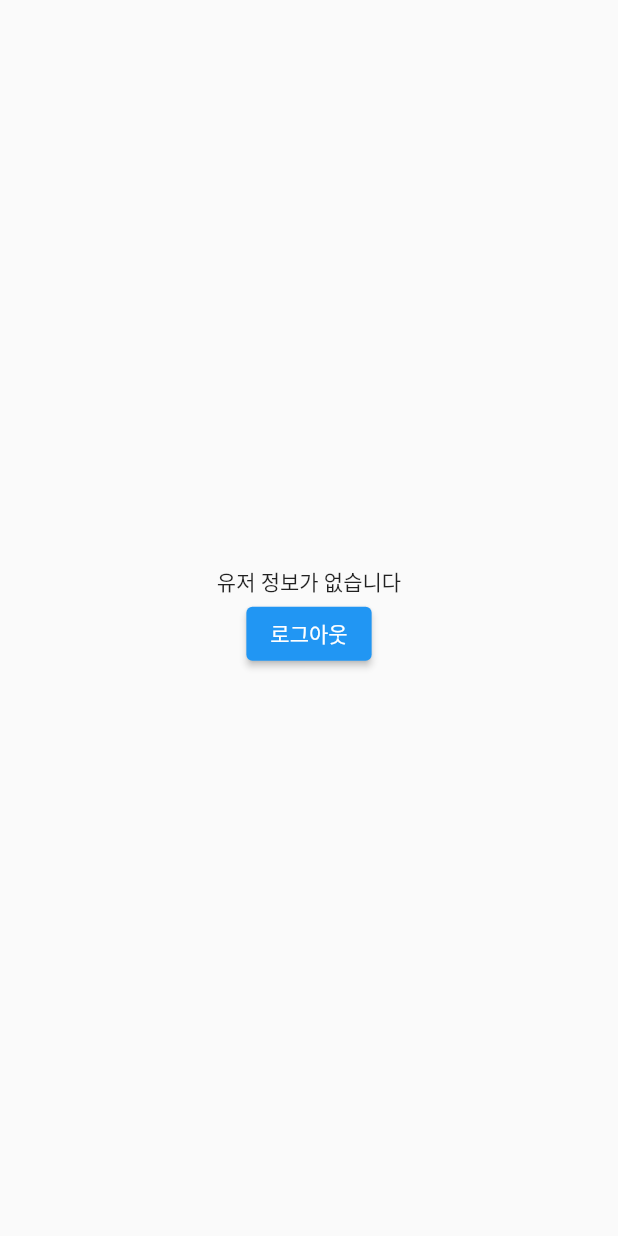
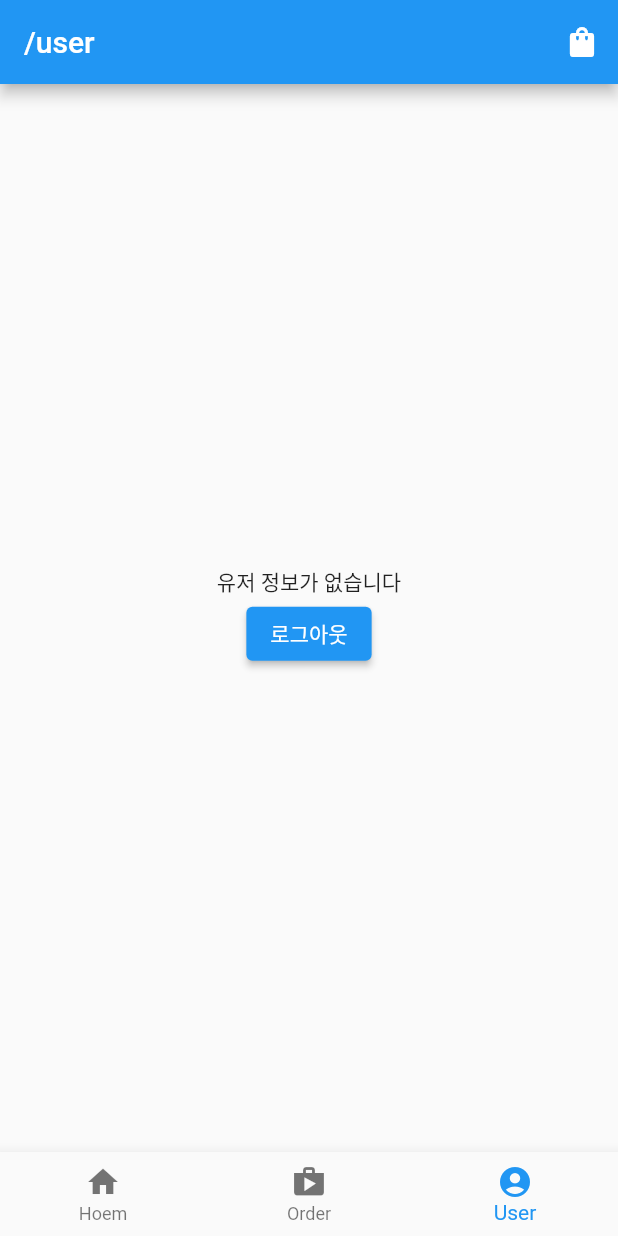
Before and after one commit to BGM-109/knotted-donut, a Flutter app: the UserView screen opened by its route, on a phone screen of 412 x 824 dp. Run offline on Flutter 3.47's test engine with Material 2 defaults, Android fonts, the phone set to English and light mode, and no system bars; our stand-ins replace go_router, hive_flutter, hooks_riverpod, riverpod_annotation; accounts and stored records are empty; generated files the repository leaves out were written again.

Commit message:
feat: 고 라우터 적용

```diff
--- a/lib/app/app.dart
+++ b/lib/app/app.dart
@@ -20,6 +20,7 @@ class App extends ConsumerWidget {
       supportedLocales: AppLocalizations.supportedLocales,
       theme: appTheme.lightTheme,
       darkTheme: appTheme.darkTheme,
+      onGenerateTitle: (_) => "Knotted Donut",
       routeInformationParser: router.routeInformationParser,
       routeInformationProvider: router.routeInformationProvider,
       routerDelegate: router.routerDelegate,
--- /dev/null
+++ b/lib/app/core/router/default_layout.dart
@@ -0,0 +1,83 @@
+import 'package:flutter/material.dart';
+import 'package:go_router/go_router.dart';
+import 'package:knotted_donut_tdd/app/features/cart/view/cart_view.dart';
+import 'package:knotted_donut_tdd/app/features/main/view/main_view.dart';
+import 'package:knotted_donut_tdd/app/features/order/view/order_view.dart';
+import 'package:knotted_donut_tdd/app/features/user/view/user_view.dart';
+
+class DefaultLayout extends StatelessWidget {
+  const DefaultLayout(
+      {super.key, required this.child, this.bottonNavigationWidget});
+  final Widget child;
+  final Widget? bottonNavigationWidget;
+  @override
+  Widget build(BuildContext context) {
+    final String location = GoRouter.of(context).location;
+    const List<String> constList = ["/", "/order", "/user"];
+    int getCurrentIndex(String route) {
+      if (route.startsWith('/order')) return 1;
+      if (route.startsWith('/user')) return 2;
+      return 0;
+    }
+
+    void onTap(int i) {
+      switch (i) {
+        case 0:
+          context.goNamed(MainView.routeName);
+          break;
+        case 1:
+          context.goNamed(OrderView.routeName);
+          break;
+        case 2:
+          context.goNamed(UserView.routeName);
+          break;
+      }
+    }
+
+    Widget? buildBottomNav(String route) {
+      if (constList.contains(route)) {
+        return BottomNavigationBar(
+          onTap: onTap,
+          currentIndex: getCurrentIndex(location),
+          items: const [
+            BottomNavigationBarItem(
+                icon: Icon(
+                  Icons.home,
+                ),
+                label: "Hoem"),
+            BottomNavigationBarItem(
+                icon: Icon(
+                  Icons.shop,
+                ),
+                label: "Order"),
+            BottomNavigationBarItem(
+                icon: Icon(
+                  Icons.account_circle,
+                ),
+                label: "User")
+          ],
+        );
+      }
+      return null;
+    }
+
+    Widget buildCartIcon(String route) {
+      if (constList.contains(route)) {
+        return IconButton(
+            onPressed: () {
+              context.pushNamed(CartView.routeName);
+            },
+            icon: const Icon(Icons.shopping_bag));
+      }
+      return Container();
+    }
+
+    return Scaffold(
+        appBar: AppBar(
+          title: Text(location),
+          actions: [buildCartIcon(location)],
+        ),
+        body: child,
+        bottomNavigationBar: buildBottomNav(location));
+  }
+}
--- a/lib/app/features/main/view/main_view.dart
+++ b/lib/app/features/main/view/main_view.dart
@@ -1,8 +1,9 @@
 import 'package:flutter/material.dart';
-import 'package:flutter_application_1/app/features/user/providers/user_controller.dart';
-import 'package:flutter_application_1/app/features/user/view/user_view.dart';
+
 import 'package:go_router/go_router.dart';
 import 'package:hooks_riverpod/hooks_riverpod.dart';
+import 'package:knotted_donut_tdd/app/features/user/providers/user_controller.dart';
+import 'package:knotted_donut_tdd/app/features/user/view/user_view.dart';
 
 class MainView extends ConsumerWidget {
   const MainView({super.key});
--- /dev/null
+++ b/lib/app/features/order/view/order_view.dart
@@ -0,0 +1,13 @@
+import 'package:flutter/material.dart';
+
+class OrderView extends StatelessWidget {
+  const OrderView({super.key});
+  static const String routeName = "order";
+
+  @override
+  Widget build(BuildContext context) {
+    return const Center(
+      child: Text("Order View"),
+    );
+  }
+}
--- a/lib/app/features/user/providers/user_controller.dart
+++ b/lib/app/features/user/providers/user_controller.dart
@@ -1,5 +1,5 @@
 import 'package:flutter/material.dart';
-import 'package:flutter_application_1/app/features/user/providers/user_providers.dart';
+import 'package:knotted_donut_tdd/app/features/user/providers/user_providers.dart';
 import 'package:riverpod_annotation/riverpod_annotation.dart';
 
 part 'user_controller.g.dart';
--- a/lib/app/features/user/providers/user_providers.dart
+++ b/lib/app/features/user/providers/user_providers.dart
@@ -1,7 +1,7 @@
-import 'package:flutter_application_1/app/features/user/model/user_model.dart';
-import 'package:flutter_application_1/app/features/user/repository/user_repository.dart';
-import 'package:flutter_application_1/app/features/user/repository/user_repository_fake.dart';
 import 'package:hooks_riverpod/hooks_riverpod.dart';
+import 'package:knotted_donut_tdd/app/features/user/model/user_model.dart';
+import 'package:knotted_donut_tdd/app/features/user/repository/user_repository.dart';
+import 'package:knotted_donut_tdd/app/features/user/repository/user_repository_fake.dart';
 import 'package:riverpod_annotation/riverpod_annotation.dart';
 
 part 'user_providers.g.dart';
--- a/lib/app/features/user/repository/user_repository.dart
+++ b/lib/app/features/user/repository/user_repository.dart
@@ -1,4 +1,4 @@
-import 'package:flutter_application_1/app/features/user/model/user_model.dart';
+import 'package:knotted_donut_tdd/app/features/user/model/user_model.dart';
 
 abstract class UserRepository {
   Future<UserModel> getUser();
--- a/lib/app/features/user/repository/user_repository_fake.dart
+++ b/lib/app/features/user/repository/user_repository_fake.dart
@@ -1,4 +1,4 @@
-import 'package:flutter_application_1/app/features/user/model/user_model.dart';
+import 'package:knotted_donut_tdd/app/features/user/model/user_model.dart';
 
 import 'user_repository.dart';
 
--- a/lib/app/features/user/view/user_view.dart
+++ b/lib/app/features/user/view/user_view.dart
@@ -1,8 +1,9 @@
 import 'package:flutter/material.dart';
-import 'package:flutter_application_1/app/features/user/providers/user_controller.dart';
-import 'package:flutter_application_1/app/features/user/providers/user_providers.dart';
 import 'package:go_router/go_router.dart';
 import 'package:hooks_riverpod/hooks_riverpod.dart';
+import 'package:knotted_donut_tdd/app/features/main/view/main_view.dart';
+import 'package:knotted_donut_tdd/app/features/user/providers/user_controller.dart';
+import 'package:knotted_donut_tdd/app/features/user/providers/user_providers.dart';
 
 class UserView extends ConsumerWidget {
   const UserView({Key? key}) : super(key: key);
@@ -18,8 +19,7 @@ class UserView extends ConsumerWidget {
       return "${user.name}님 환영합니다.";
     }
 
-    return Scaffold(
-      body: Center(
+    return Center(
       child: Column(
         mainAxisAlignment: MainAxisAlignment.center,
         children: [
@@ -28,7 +28,7 @@ class UserView extends ConsumerWidget {
             onPressed: () {
               ref.read(userControllerProvider.notifier).signOut(
                 onSuccess: () {
-                    context.pop();
+                  context.goNamed(MainView.routeName);
                 },
               );
             },
@@ -40,7 +40,6 @@ class UserView extends ConsumerWidget {
           ),
         ],
       ),
-      ),
     );
   }
 }
--- a/lib/main.dart
+++ b/lib/main.dart
@@ -4,8 +4,12 @@ import 'package:hooks_riverpod/hooks_riverpod.dart';
 import 'app/app.dart';
 import 'app/core/local_storage/app_storage.dart';
 
+// ignore: depend_on_referenced_packages
+import 'package:flutter_web_plugins/url_strategy.dart';
+
 Future<void> main() async {
   WidgetsFlutterBinding.ensureInitialized();
+  usePathUrlStrategy();
 
   // for initializing local storage
   final appStorage = AppStorage();
--- a/pubspec.yaml
+++ b/pubspec.yaml
@@ -1,7 +1,7 @@
 # TODO: add your app name here
-name: flutter_application_1
+name: knotted_donut_tdd
 # TODO: add your app description here
-description: A new Flutter project.
+description: knotted donut order app
 
 # The following line prevents the package from being accidentally published to
 # pub.dev using `flutter pub publish`. This is preferred for private packages.
@@ -32,7 +32,7 @@ dependencies:
   cupertino_icons: ^1.0.5
   flutter:
     sdk: flutter
-  go_router: ^5.0.5
+  go_router: ^6.0.1
   hive_flutter: ^1.1.0
   hooks_riverpod: ^2.0.2
   riverpod_annotation:
```
Also changed, not shown: lib/app/core/router/no_bottom_layout.dart (added, +25 -0 lines), lib/app/core/router/router.dart (+43 -9 lines), lib/app/features/cart/view/cart_view.dart (added, +19 -0 lines), lib/app/features/checkout/view/checkout_result_view.dart (added, +22 -0 lines), lib/app/features/checkout/view/checkout_view.dart (added, +25 -0 lines), lib/app/features/not_found/page_not_found.dart (added, +28 -0 lines), lib/app/features/product/view/product_view.dart (added, +11 -0 lines), pubspec.lock, 1 other file. Lines whose indentation alone changed are shown as unchanged.
